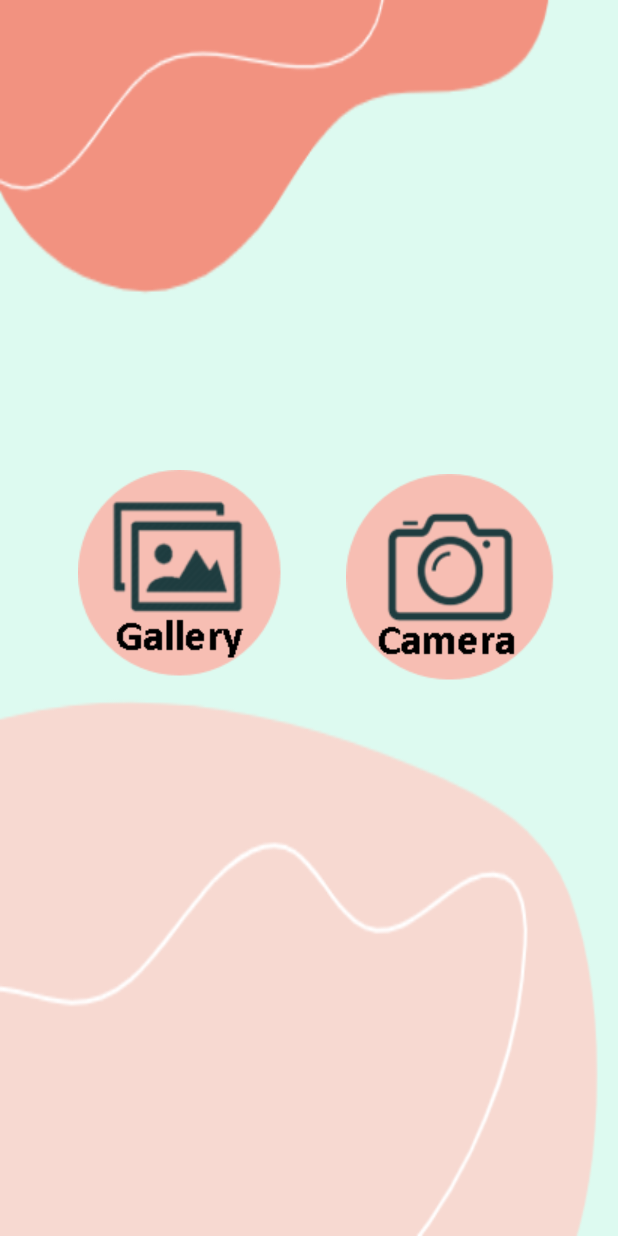
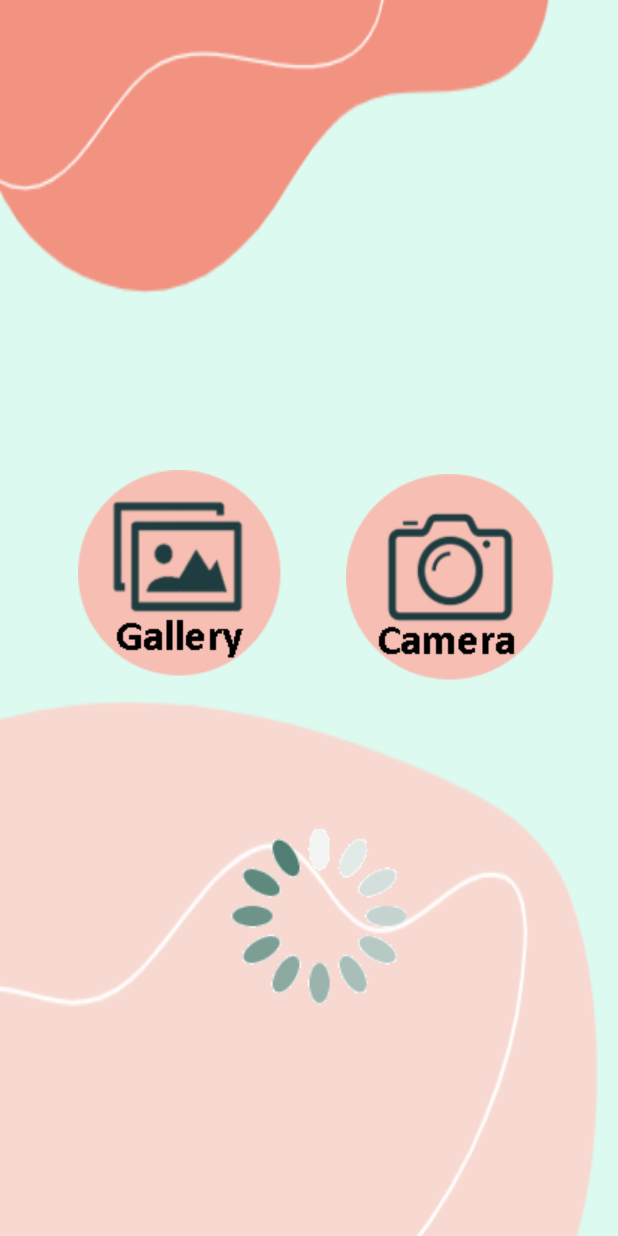
Before and after one commit to hodaypi/AppSRD, an Android app: the layout activity_dashborad.xml on its own in the app's theme, with its tools: preview values and no code run, on a phone screen of 412 x 824 dp. Run offline under Robolectric (Android 15) with nearby library versions, the phone set to English and light mode, and no system bars; Roboto replaces fonts that are not available here.

Commit message:
design dasborad - loading gif

```diff
--- a/app/build.gradle
+++ b/app/build.gradle
@@ -46,5 +46,6 @@ dependencies {
     androidTestImplementation 'androidx.test.espresso:espresso-core:3.4.0'
     implementation platform('com.google.firebase:firebase-bom:30.0.1')
     implementation 'com.squareup.okhttp3:okhttp:3.4.1'
+    implementation 'pl.droidsonroids.gif:android-gif-drawable:1.2.19';
 
 }
--- a/app/src/main/res/layout/activity_dashborad.xml
+++ b/app/src/main/res/layout/activity_dashborad.xml
@@ -7,6 +7,17 @@
     tools:context=".MainActivity"
     android:background="@drawable/back"
     android:id="@+id/linearLayout">
+
+    <pl.droidsonroids.gif.GifImageView
+        android:id="@+id/gifLoad"
+        android:layout_width="223dp"
+        android:layout_height="228dp"
+        android:layout_alignParentEnd="true"
+        android:layout_alignParentBottom="true"
+        android:layout_marginEnd="87dp"
+        android:layout_marginBottom="99dp"
+        android:src="@drawable/loadg"
+         />
 
     <Button
         android:id="@+id/gallery"
@@ -49,20 +60,21 @@
         android:textSize="21sp"
         android:textStyle="bold" />
 
-    <TextView
-        android:id="@+id/textView6"
-        android:layout_width="329dp"
-        android:layout_height="wrap_content"
-        android:layout_alignParentStart="true"
-        android:layout_alignParentTop="true"
-        android:layout_alignParentEnd="true"
-        android:layout_alignParentBottom="true"
-        android:layout_marginStart="41dp"
-        android:layout_marginTop="563dp"
-        android:layout_marginEnd="41dp"
-        android:layout_marginBottom="153dp"
-        android:textColor="@color/black"
-        android:textSize="12dp" />
+<!--    <TextView-->
+<!--        android:id="@+id/textView6"-->
+<!--        android:layout_width="329dp"-->
+<!--        android:layout_height="wrap_content"-->
+<!--        android:layout_alignParentStart="true"-->
+<!--        android:layout_alignParentTop="true"-->
+<!--        android:layout_alignParentEnd="true"-->
+<!--        android:layout_alignParentBottom="true"-->
+<!--        android:layout_marginStart="41dp"-->
+<!--        android:layout_marginTop="563dp"-->
+<!--        android:layout_marginEnd="41dp"-->
+<!--        android:layout_marginBottom="153dp"-->
+<!--        android:fontFamily="@font/comic_neue"-->
+<!--        android:textColor="@color/black"-->
+<!--        android:textSize="16dp" />-->
 
     <ImageView
         android:id="@+id/im"
```
Also changed, not shown: app/src/main/java/com/srd/srdapplication/Dashborad.java (+18 -4 lines), app/src/main/res/drawable/load.gif (added), app/src/main/res/drawable/loadg.gif (added).
